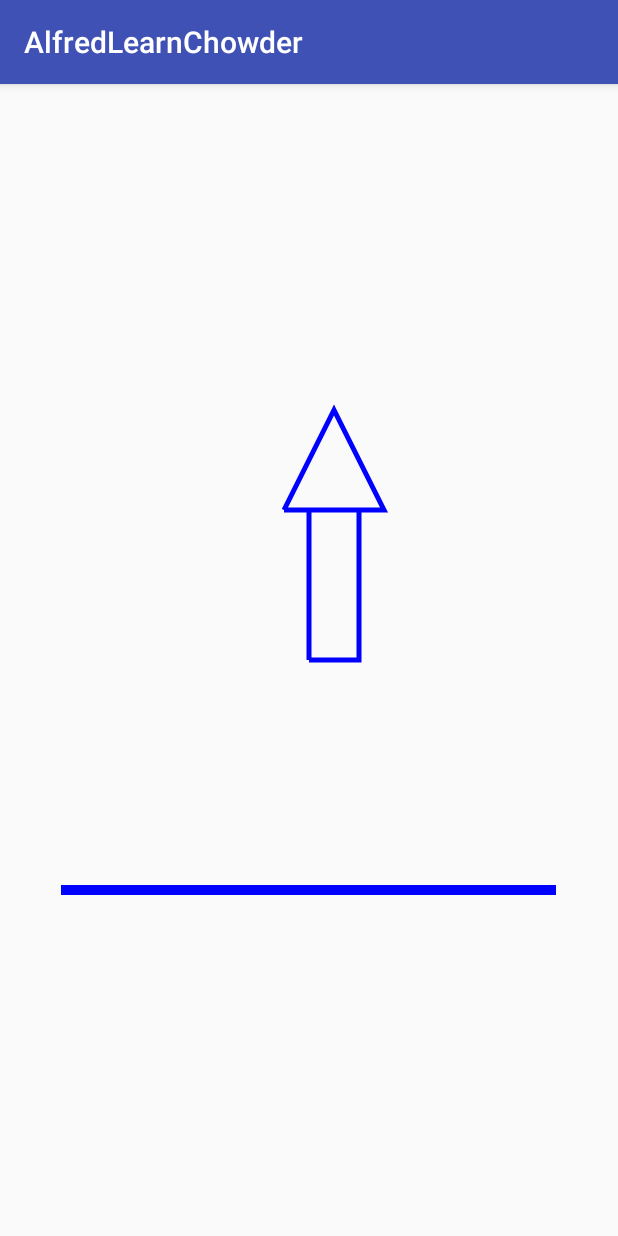
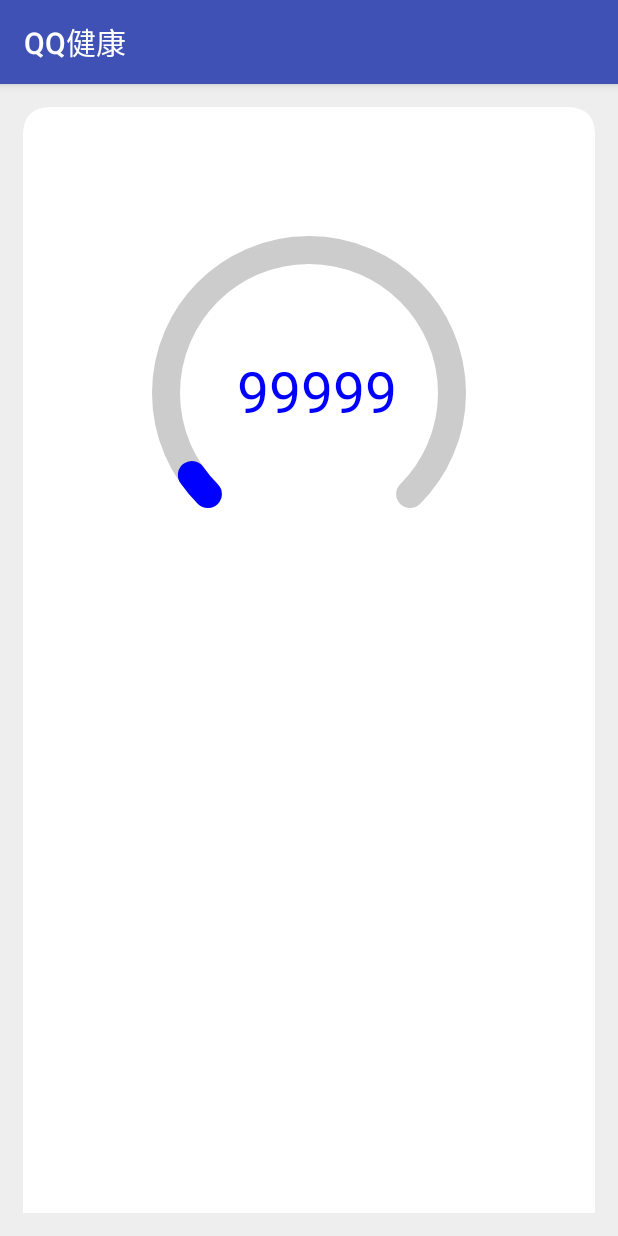
Before and after one commit to ChangSpring/AlfredLearnChowder, an Android app: the screen it shows after launch (CustomActivity before the commit, QQHealthViewActivity after it), on a phone screen of 412 x 824 dp. Run offline under Robolectric (Android 15) with nearby library versions, the phone set to English and light mode, and no system bars.

Commit message:
QQ健康view的绘制

```diff
--- a/app/src/main/AndroidManifest.xml
+++ b/app/src/main/AndroidManifest.xml
@@ -14,15 +14,20 @@
             android:theme="@style/AppTheme.NoActionBar">
         </activity>
         <activity android:name=".ui.activity.CustomActivity">
+
+        </activity>
+        <activity android:name=".ui.activity.InputLimitActivity">
+
+        </activity>
+
+        <activity android:name=".ui.activity.QQHealthViewActivity"
+            android:label="@string/activity_title_qq_health">
             <intent-filter>
                 <action android:name="android.intent.action.MAIN"/>
 
                 <category android:name="android.intent.category.LAUNCHER"/>
             </intent-filter>
         </activity>
-        <activity android:name=".ui.activity.InputLimitActivity">
-
-        </activity>
     </application>
 
 </manifest>
--- /dev/null
+++ b/app/src/main/java/com/alfred/chowder/ui/activity/QQHealthViewActivity.java
@@ -0,0 +1,18 @@
+package com.alfred.chowder.ui.activity;
+
+import android.os.Bundle;
+
+import com.alfred.chowder.R;
+import com.alfred.chowder.ui.base.BaseActivity;
+
+/**
+ * Created by Alfred on 2016/7/1.
+ */
+public class QQHealthViewActivity extends BaseActivity{
+
+	@Override
+	protected void onCreate(Bundle savedInstanceState) {
+		super.onCreate(savedInstanceState);
+		setContentView(R.layout.activity_qq_health);
+	}
+}
--- a/app/src/main/java/com/alfred/chowder/widget/CustomView.java
+++ b/app/src/main/java/com/alfred/chowder/widget/CustomView.java
@@ -3,6 +3,7 @@ package com.alfred.chowder.widget;
 import android.content.Context;
 import android.graphics.Canvas;
 import android.graphics.Paint;
+import android.graphics.Path;
 import android.util.AttributeSet;
 import android.view.View;
 
@@ -28,27 +29,17 @@ public class CustomView extends View {
 		super.onDraw(canvas);
 
 		Paint paint = new Paint();
+		Path path = new Path();
 
 		paint.setColor(getResources().getColor(android.R.color.holo_red_dark));
 		paint.setAntiAlias(true);
-		paint.setStyle(Paint.Style.FILL_AND_STROKE);
+		paint.setStyle(Paint.Style.STROKE);
 		paint.setStrokeWidth(10);
-//		canvas.drawCircle(300,300,300,paint);
-//		canvas.drawRect(100,100,300,300,paint);
-//		canvas.drawRoundRect(100, 100, 300, 300, 60, 30, paint);
 
-//		paint.setAntiAlias(true);
-//
-//		canvas.drawCircle(150,150,300,paint);
-//
-//		paint.setStyle(Paint.Style.STROKE);
-//
-//		canvas.drawCircle(150,150,300,paint);
-//
-//		paint.setStyle(Paint.Style.FILL_AND_STROKE);
-//
-//		paint.setStrokeWidth(10);
-//
-//		canvas.drawCircle(150,150,300,paint);
+		path.arcTo(100,100,500,500,0,90,true);
+
+		canvas.drawPath(path,paint);
+
+
 	}
 }
--- a/app/src/main/java/com/alfred/chowder/widget/QQHealthView.java
+++ b/app/src/main/java/com/alfred/chowder/widget/QQHealthView.java
@@ -1,9 +1,14 @@
 package com.alfred.chowder.widget;
 
+import android.animation.AnimatorSet;
 import android.content.Context;
 import android.content.res.TypedArray;
+import android.graphics.Canvas;
 import android.graphics.Color;
+import android.graphics.Paint;
+import android.graphics.Path;
 import android.util.AttributeSet;
+import android.util.Log;
 import android.view.View;
 
 import com.alfred.chowder.R;
@@ -17,6 +22,23 @@ public class QQHealthView extends View {
 	private int mTitleSize;
 	private int mTitleColor;
 	private int mLineColor;
+	/**
+	 * 控件的宽度
+	 */
+	private int mViewWidth;
+	/**
+	 * 控件的高度
+	 */
+	private int mViewHeight;
+	/**
+	 * 背景左上角右上角的圆角半径
+	 */
+	private int mRadiuBg;
+
+	private Paint mPaint;
+	private Path mPath;
+	private Paint mArcPaint;
+	private AnimatorSet mAnimatorSet;
 
 	public QQHealthView(Context context) {
 		this(context, null);
@@ -29,6 +51,7 @@ public class QQHealthView extends View {
 	public QQHealthView(Context context, AttributeSet attrs, int defStyleAttr) {
 		super(context, attrs, defStyleAttr);
 		initAttributes(context, attrs, defStyleAttr);
+		init();
 	}
 
 	private void initAttributes(Context context, AttributeSet attributeSet, int defStyleAttr) {
@@ -40,7 +63,12 @@ public class QQHealthView extends View {
 		typedArray.recycle();
 	}
 
-	private void init(){
+	private void init() {
+		mPaint = new Paint();
+		mPaint.setAntiAlias(true);
+		mPath = new Path();
+		mArcPaint = new Paint();
+		mAnimatorSet = new AnimatorSet();
 
 	}
 
@@ -51,9 +79,72 @@ public class QQHealthView extends View {
 		int heightMode = MeasureSpec.getMode(heightMeasureSpec);
 		int heightSize = MeasureSpec.getSize(heightMeasureSpec);
 
+		int width, height;
 		//MeasureSpec.EXACTLY：父视图希望子视图的大小是specSize中指定的大小；一般是设置了明确的值或者是MATCH_PARENT
 		//MeasureSpec.AT_MOST：子视图的大小最多是specSize中的大小；表示子布局限制在一个最大值内，一般为WARP_CONTENT
 		//MeasureSpec.UNSPECIFIED：父视图不对子视图施加任何限制，子视图可以得到任意想要的大小；表示子布局想要多大就多大。
-		setMeasuredDimension(widthMode == MeasureSpec.EXACTLY ? widthSize : widthSize * (1 / 2), heightMode == MeasureSpec.EXACTLY ? heightSize : heightSize * (3 / 4));
+		if (widthMode == MeasureSpec.EXACTLY) {
+			width = widthSize;
+		} else {
+			width = widthSize * 1 / 2;
+		}
+
+		if (heightMode == MeasureSpec.EXACTLY) {
+			height = heightSize;
+		} else {
+			height = heightSize * 3 / 4;
+		}
+		mViewWidth = width;
+		mViewHeight = height;
+		setMeasuredDimension(width, height);
+
+	}
+
+	@Override
+	protected void onDraw(Canvas canvas) {
+		super.onDraw(canvas);
+
+		//绘制底部的背景
+		mRadiuBg = mViewWidth / 20;
+		mPath.moveTo(0, mViewHeight);
+		mPath.lineTo(0, mRadiuBg);
+		mPath.quadTo(0, 0, mRadiuBg, 0);
+		mPath.lineTo(mViewWidth - mRadiuBg, 0);
+		mPath.quadTo(mViewWidth, 0, mViewWidth, mRadiuBg);
+		mPath.lineTo(mViewWidth, mViewHeight);
+		mPath.lineTo(0, mViewHeight);
+
+		mPaint.setColor(Color.WHITE);
+		canvas.drawPath(mPath, mPaint);
+
+		mPath.reset();
+		mPaint.reset();
+
+		mArcPaint.setColor(getResources().getColor(R.color.cccccc));
+		mArcPaint.setStrokeWidth(mViewWidth / 20);
+		mArcPaint.setAntiAlias(true);
+		mArcPaint.setDither(true);
+		mArcPaint.setStrokeJoin(Paint.Join.ROUND);
+		mArcPaint.setStrokeCap(Paint.Cap.ROUND);
+		mArcPaint.setStyle(Paint.Style.STROKE);
+
+//		mPath.arcTo(100, 100, 500, 500,140, 270, false);
+		Log. i("QQHealthView","width = " + mViewWidth);
+		Log. i("QQHealthView","Height = " + mViewHeight);
+		mPath.arcTo(mViewWidth * 1 / 4, mViewWidth * 1 / 4, mViewWidth * 3 / 4, mViewWidth * 3 / 4, 135, 270, false);
+		canvas.drawPath(mPath, mArcPaint);
+
+		mArcPaint.setColor(Color.BLUE);
+		mPath.reset();
+
+		mPath.arcTo(mViewWidth / 4, mViewWidth / 4, mViewWidth * 3 / 4, mViewWidth * 3 / 4, 135, 10, false);
+		canvas.drawPath(mPath, mArcPaint);
+
+		mPaint.reset();
+		mPaint.setColor(Color.BLUE);
+		mPaint.setTextSize(mViewWidth /10);
+		canvas.drawText("99999",mViewWidth * 3 /8 ,mViewWidth * 1 / 2 +20,mPaint);
+
+
 	}
 }
--- a/app/src/main/res/layout/activity_custom.xml
+++ b/app/src/main/res/layout/activity_custom.xml
@@ -6,7 +6,7 @@
     android:layout_height="match_parent"
     tools:context="com.alfred.chowder.ui.activity.CustomActivity">
 
-    <com.alfred.chowder.widget.RocketRiseView
+    <com.alfred.chowder.widget.CustomView
         android:layout_width="match_parent"
         android:layout_height="match_parent"/>
 
--- /dev/null
+++ b/app/src/main/res/layout/activity_qq_health.xml
@@ -0,0 +1,13 @@
+<?xml version="1.0" encoding="utf-8"?>
+<LinearLayout xmlns:android="http://schemas.android.com/apk/res/android"
+              android:layout_width="match_parent"
+              android:layout_height="match_parent"
+              android:background="@color/colorGray"
+              android:padding="15dp">
+
+    <com.alfred.chowder.widget.QQHealthView
+        android:layout_width="match_parent"
+        android:layout_height="match_parent"
+        />
+
+</LinearLayout>
--- a/app/src/main/res/values/colors.xml
+++ b/app/src/main/res/values/colors.xml
@@ -3,4 +3,6 @@
     <color name="colorPrimary">#3F51B5</color>
     <color name="colorPrimaryDark">#303F9F</color>
     <color name="colorAccent">#FF4081</color>
+    <color name="colorGray">#EEE</color>
+    <color name="cccccc">#CCCCCC</color>
 </resources>
--- a/app/src/main/res/values/strings.xml
+++ b/app/src/main/res/values/strings.xml
@@ -1,5 +1,7 @@
 <resources>
     <string name="app_name">AlfredLearnChowder</string>
+
+    <string name="activity_title_qq_health">QQ健康</string>
 
     <string name="navigation_drawer_open">Open navigation drawer</string>
     <string name="navigation_drawer_close">Close navigation drawer</string>
```
